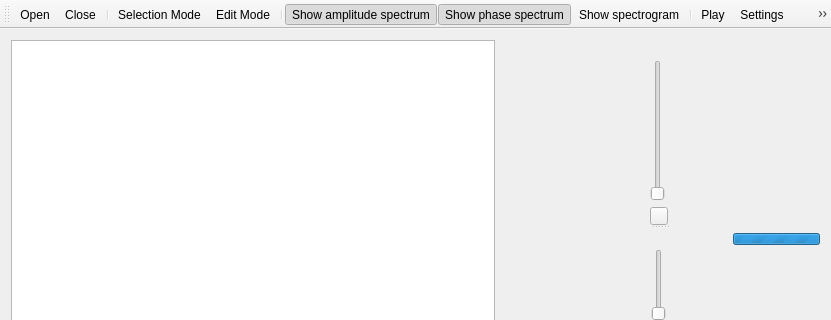
The window that src/wmainwindow.ui (gillesdegottex/dfasma) describes before a commit, drawn with Qt 5; both pictures show x 0 to 831 and y 0 to 320 of the 831 by 713 pixel window.
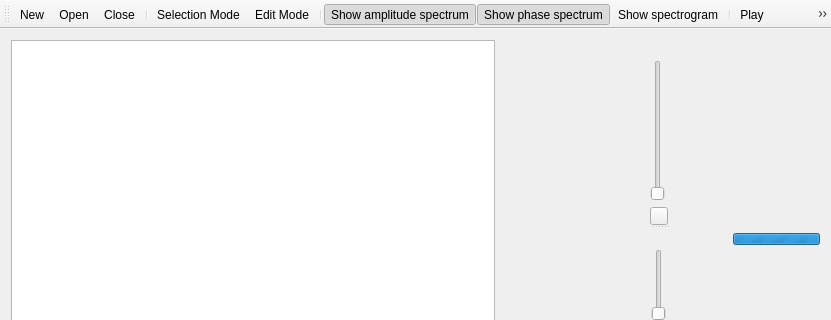
The same window after the commit. Icons and pictures are not drawn.

```diff
--- a/src/wmainwindow.ui
+++ b/src/wmainwindow.ui
@@ -612,6 +612,7 @@
    <attribute name="toolBarBreak">
     <bool>false</bool>
    </attribute>
+   <addaction name="actionNewFile"/>
    <addaction name="actionOpen"/>
    <addaction name="actionCloseFile"/>
    <addaction name="separator"/>
@@ -813,6 +814,17 @@
     <string>F8</string>
    </property>
   </action>
+  <action name="actionNewFile">
+   <property name="text">
+    <string>New...</string>
+   </property>
+   <property name="toolTip">
+    <string>Create a new file...</string>
+   </property>
+   <property name="shortcut">
+    <string>Ctrl+N</string>
+   </property>
+  </action>
  </widget>
  <layoutdefault spacing="6" margin="11"/>
  <resources>
```
Left out of the diff: 7 changed lines with no effect on the pictures.
